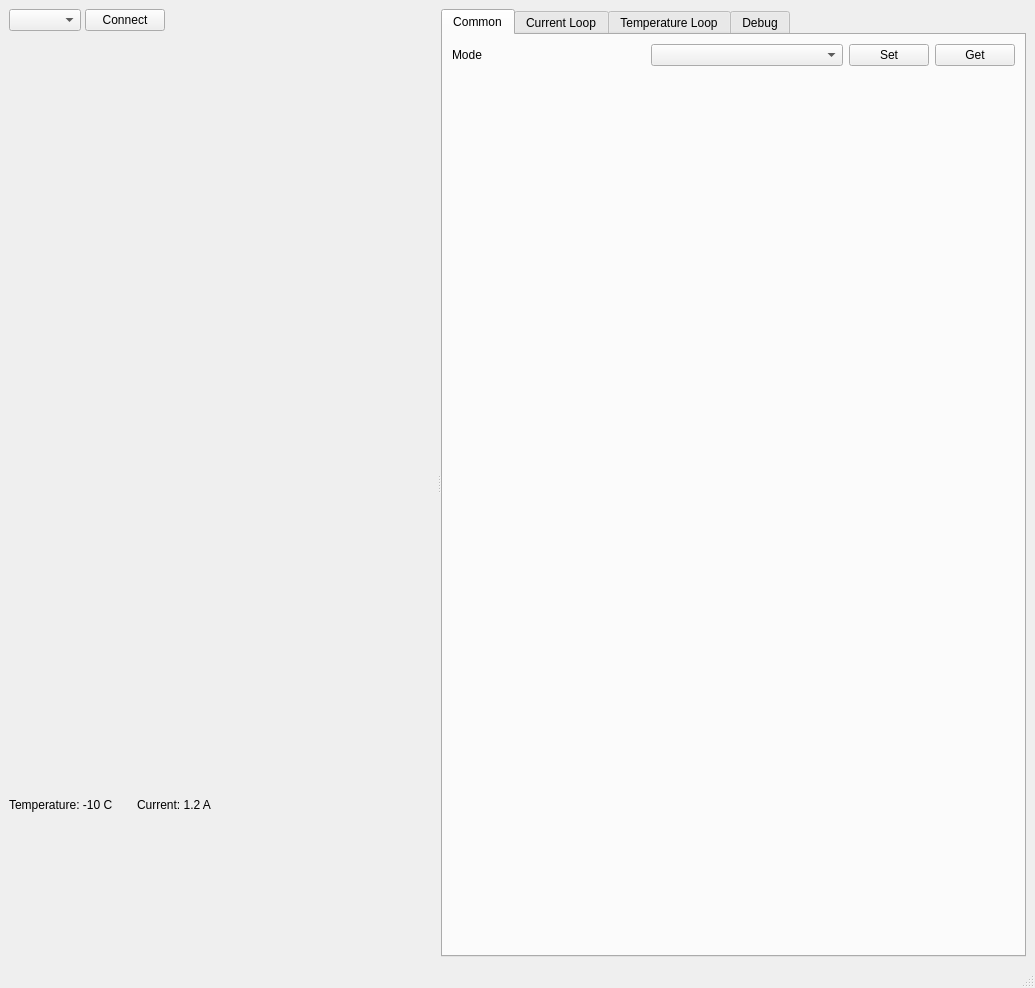
First picture: the form in mainwindow.ui, repository glavmonter/QPeltierUI, before the edit.
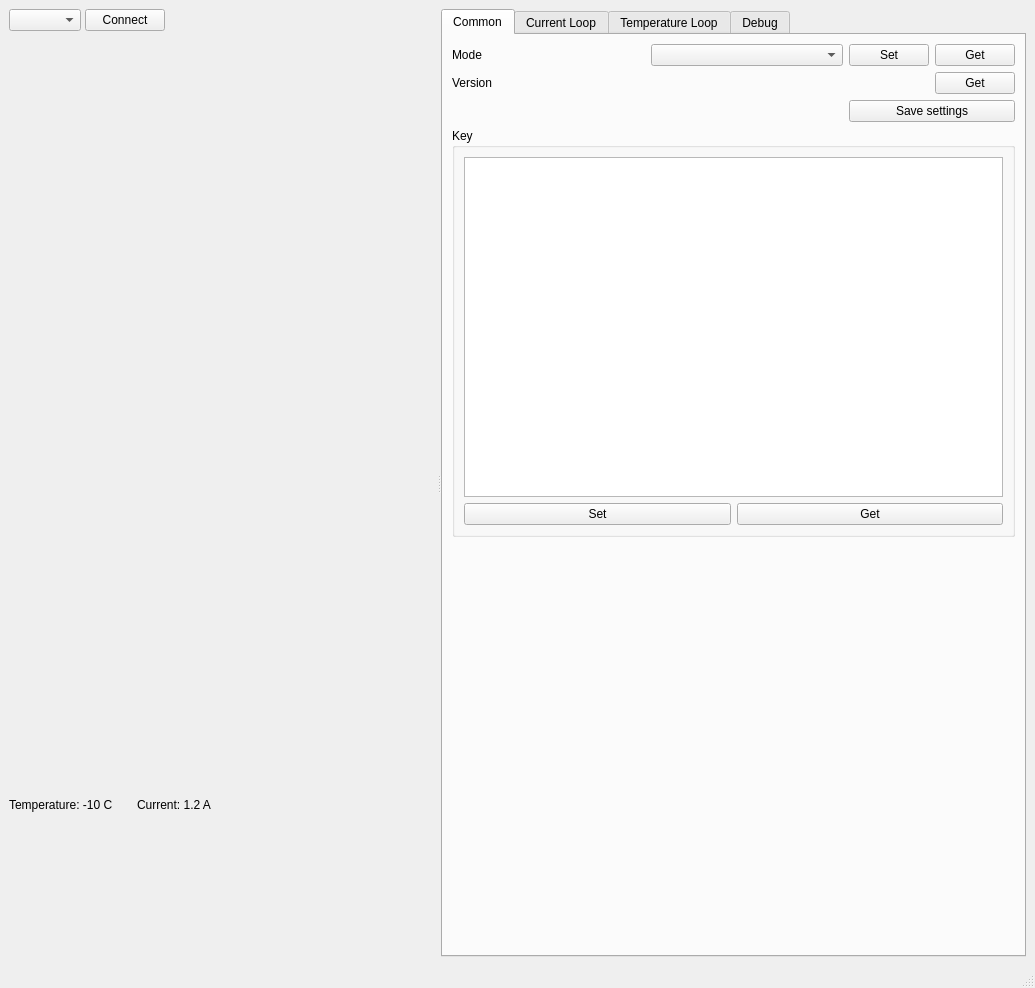
Second picture: the form after the edit. The open tabs and pages were chosen to show the change. Custom widgets are drawn as their Qt base class.

Patch:
```diff
--- a/mainwindow.ui
+++ b/mainwindow.ui
@@ -140,20 +140,20 @@
         <attribute name="title">
          <string>Common</string>
         </attribute>
-        <layout class="QVBoxLayout" name="verticalLayout_4">
+        <layout class="QVBoxLayout" name="verticalLayout_3">
          <item>
-          <layout class="QHBoxLayout" name="horizontalLayout_4">
-           <item>
+          <layout class="QGridLayout" name="gridLayout_2">
+           <item row="0" column="0">
             <widget class="QLabel" name="lblWorkMode">
              <property name="text">
               <string>Mode</string>
              </property>
             </widget>
            </item>
-           <item>
+           <item row="0" column="1">
             <widget class="QComboBox" name="cmbWorkMode"/>
            </item>
-           <item>
+           <item row="0" column="2">
             <widget class="QPushButton" name="btnWorkModeSet">
              <property name="sizePolicy">
               <sizepolicy hsizetype="Fixed" vsizetype="Fixed">
@@ -166,7 +166,7 @@
              </property>
             </widget>
            </item>
-           <item>
+           <item row="0" column="3">
             <widget class="QPushButton" name="btnWorkModeGet">
              <property name="sizePolicy">
               <sizepolicy hsizetype="Fixed" vsizetype="Fixed">
@@ -179,20 +179,64 @@
              </property>
             </widget>
            </item>
+           <item row="1" column="3">
+            <widget class="QPushButton" name="btnVersionGet">
+             <property name="text">
+              <string>Get</string>
+             </property>
+            </widget>
+           </item>
+           <item row="2" column="2" colspan="2">
+            <widget class="QPushButton" name="btnSaveSettings">
+             <property name="text">
+              <string>Save settings</string>
+             </property>
+            </widget>
+           </item>
+           <item row="1" column="0" colspan="3">
+            <widget class="QLabel" name="lblVersion">
+             <property name="text">
+              <string>Version</string>
+             </property>
+            </widget>
+           </item>
           </layout>
          </item>
          <item>
-          <spacer name="verticalSpacer_2">
+          <widget class="QGroupBox" name="groupBox">
+           <property name="title">
+            <string>Key</string>
+           </property>
+           <layout class="QGridLayout" name="gridLayout_4">
+            <item row="0" column="0" colspan="2">
+             <widget class="QTextEdit" name="txtSecurityKey"/>
+            </item>
+            <item row="1" column="0">
+             <widget class="QPushButton" name="btnSecurityKeySet">
+              <property name="text">
+               <string>Set</string>
+              </property>
+             </widget>
+            </item>
+            <item row="1" column="1">
+             <widget class="QPushButton" name="btnSecurityKeyGet">
+              <property name="text">
+               <string>Get</string>
+              </property>
+             </widget>
+            </item>
+           </layout>
+          </widget>
+         </item>
+         <item>
+          <spacer name="verticalSpacer_5">
            <property name="orientation">
             <enum>Qt::Orientation::Vertical</enum>
            </property>
-           <property name="sizeType">
-            <enum>QSizePolicy::Policy::Expanding</enum>
-           </property>
            <property name="sizeHint" stdset="0">
             <size>
              <width>20</width>
-             <height>40</height>
+             <height>382</height>
             </size>
            </property>
           </spacer>
@@ -705,13 +749,13 @@
            <item row="4" column="1">
             <widget class="QDoubleSpinBox" name="spinTemperaturePidD">
              <property name="decimals">
-              <number>5</number>
+              <number>4</number>
              </property>
              <property name="minimum">
-              <double>-100.000000000000000</double>
+              <double>-1000.000000000000000</double>
              </property>
              <property name="maximum">
-              <double>100.000000000000000</double>
+              <double>1000.000000000000000</double>
              </property>
             </widget>
            </item>
```
